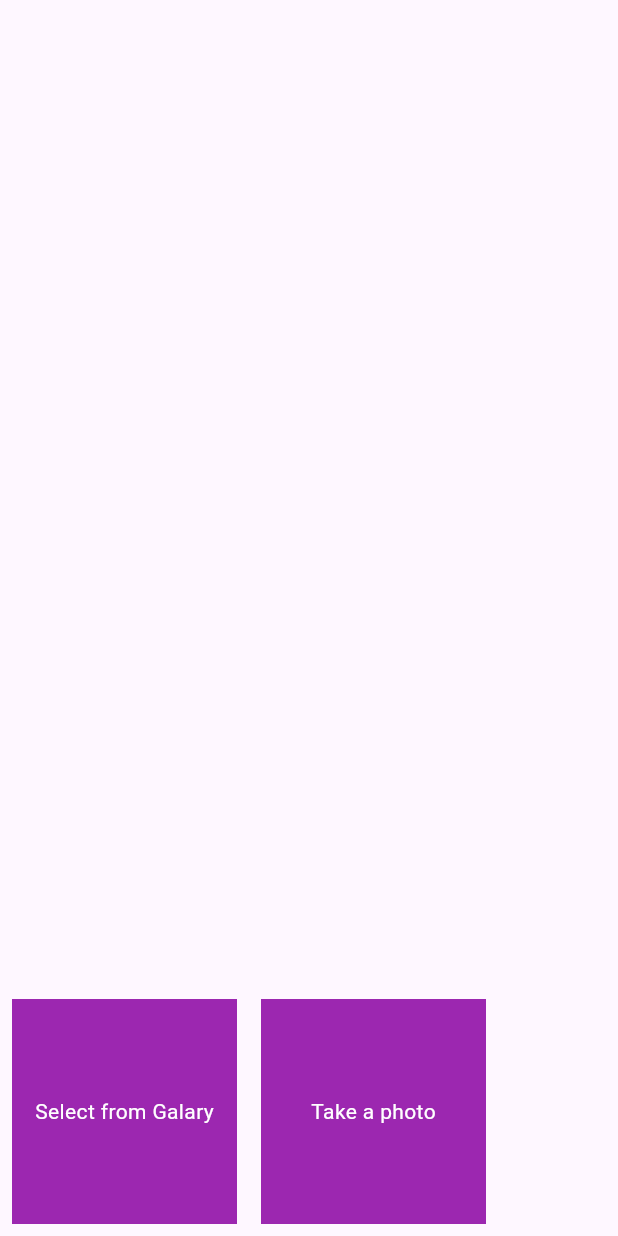
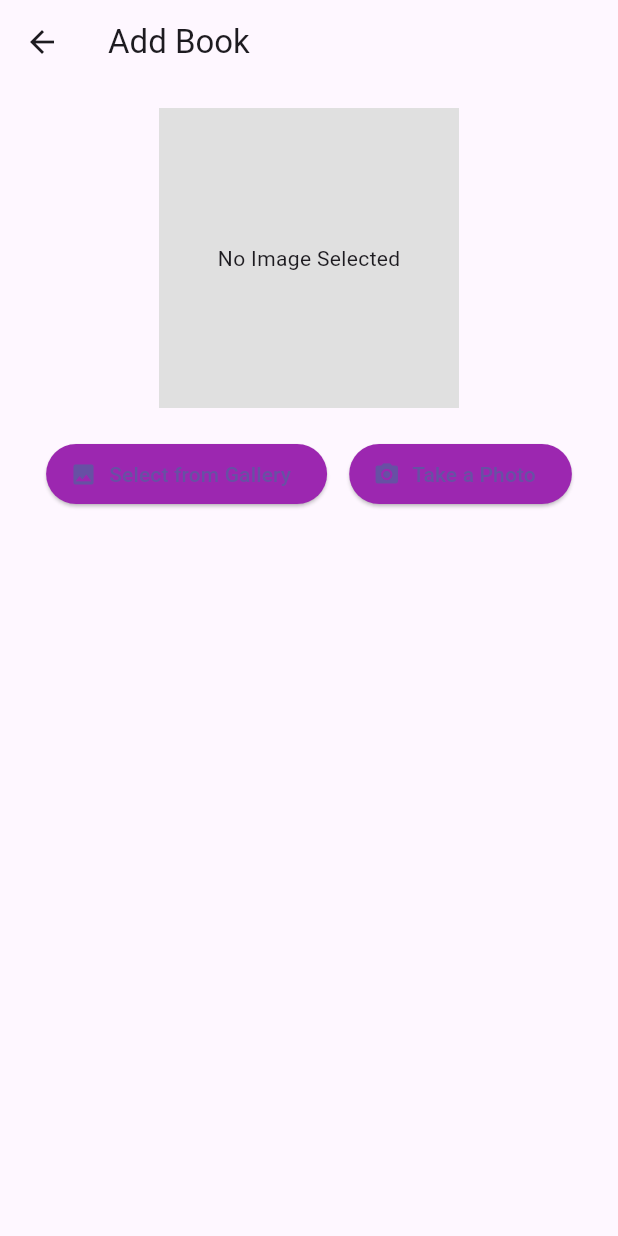
Before and after one commit to baukamobile/book_swap_ai, a Flutter app: the AddBook screen opened directly, on a phone screen of 412 x 824 dp. Run offline on Flutter 3.47's test engine with Material 3 defaults, Android fonts, the phone set to English and light mode, and no system bars; our stand-ins replace dash_chat_2, flutter_dotenv, flutter_gemini, flutter_spinkit, image_picker; missing offline and left inert: chat_gpt_sdk; network calls fail.

Commit message:
image picker future func from gallery

```diff
--- a/lib/pages/add_book.dart
+++ b/lib/pages/add_book.dart
@@ -1,7 +1,7 @@
+import 'dart:io';
+
 import 'package:flutter/material.dart';
 import 'package:image_picker/image_picker.dart';
-
-
 
 class AddBook extends StatefulWidget {
   const AddBook({super.key});
@@ -11,59 +11,76 @@ class AddBook extends StatefulWidget {
 }
 
 class _AddBookState extends State<AddBook> {
+  File? _selectedImage;
+
   @override
   Widget build(BuildContext context) {
     return Scaffold(
-
-      body: Container(
-        alignment: Alignment.bottomLeft,
-        child: Row(
-          // alignment: Alignment.bottomLeft,
+      appBar: AppBar(
+        title: const Text('Add Book'),
+      ),
+      body: Padding(
+        padding: const EdgeInsets.all(16.0),
+        child: Column(
           children: [
-
-            Padding(
-              padding: const EdgeInsets.all(8.0),
-              child: Container(
-
-                color: Colors.purple,
-                width: 150,
-                height: 150,
-
-                child: Center(child: InkWell
-                (
-                  child:
-                   Text("Select from Galary", style: TextStyle(
-                    color: Colors.white
-                   ),))
-                   ),
-              ),
-            ),
-            Padding(
-              padding: const EdgeInsets.all(8.0),
-              child: Container(
-
-                color: Colors.purple,
-                width: 150,
-                height: 150,
-
-                child: Center(child:
-                InkWell
-                (
-                  child:
-                   Text("Take a photo", style: TextStyle(
-                    color: Colors.white
-                   ),))
-                   ),
-              ),
+            _selectedImage != null
+                ? Image.file(
+                    _selectedImage!,
+                    height: 200,
+                    width: 200,
+                    fit: BoxFit.cover,
+                  )
+                : Container(
+                    height: 200,
+                    width: 200,
+                    color: Colors.grey[300],
+                    child: const Center(
+                      child: Text('No Image Selected'),
+                    ),
+                  ),
+            const SizedBox(height: 20),
+            Row(
+              mainAxisAlignment: MainAxisAlignment.spaceEvenly,
+              children: [
+                ElevatedButton.icon(
+                  onPressed: _pickImageFromGallery,
+                  icon: const Icon(Icons.photo),
+                  label: const Text('Select from Gallery'),
+                  style: ElevatedButton.styleFrom(
+                    backgroundColor: Colors.purple,
+                  ),
+                ),
+                ElevatedButton.icon(
+                  onPressed: _pickImageFromCamera,
+                  icon: const Icon(Icons.camera_alt),
+                  label: const Text('Take a Photo'),
+                  style: ElevatedButton.styleFrom(
+                    backgroundColor: Colors.purple,
+                  ),
+                ),
+              ],
             ),
           ],
         ),
       ),
     );
   }
-//image picker future func
-  Future _pickImageFromGallery() async{
-    await ImagePicker();
+
+  Future<void> _pickImageFromGallery() async {
+    final XFile? returnedImage = await ImagePicker().pickImage(source: ImageSource.gallery);
+    if (returnedImage != null) {
+      setState(() {
+        _selectedImage = File(returnedImage.path);
+      });
+    }
   }
 
+  Future<void> _pickImageFromCamera() async {
+    final XFile? returnedImage = await ImagePicker().pickImage(source: ImageSource.camera);
+    if (returnedImage != null) {
+      setState(() {
+        _selectedImage = File(returnedImage.path);
+      });
+    }
+  }
 }
```
